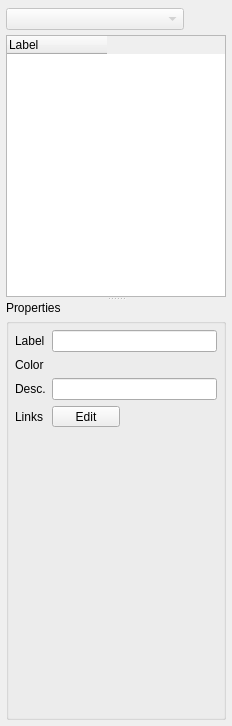
Qt form Tools/Mokka/ModelDockWidget.ui (Biomechanical-ToolKit/BTKCore) before a commit.
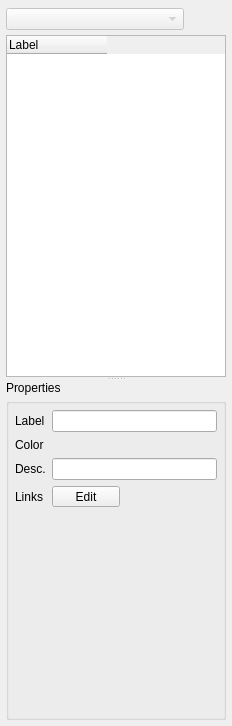
The same form after that commit. Icons and pictures are not drawn.

Commit message: [FIX] Mokka: Wrong alignement for the segment's default color in the preferences for Windows/Linux. [FIX] Mokka: Button for the segment's default color is expanded in the preferences for Windows/Linux. [FIX] Mokka: Default segment color in the preferences for Windows/Linux is not saved. [FIX] Mokka: CL compiler complains about wrong forward declarations (keyword class used instead of struct).

Patch:
```diff
--- a/Tools/Mokka/ModelDockWidget.ui
+++ b/Tools/Mokka/ModelDockWidget.ui
@@ -348,7 +348,7 @@
                  <property name="sizeHint" stdset="0">
                   <size>
                    <width>20</width>
-                   <height>183</height>
+                   <height>0</height>
                   </size>
                  </property>
                 </spacer>
```
The commit also changes 4 other files.
